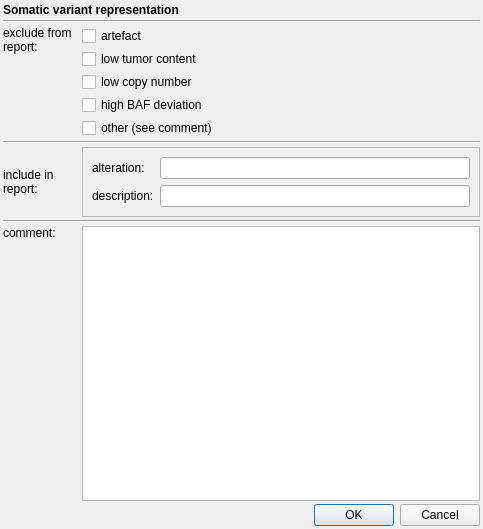
First picture: the form in src/GSvar/SomaticReportVariantDialog.ui, repository imgag/ngs-bits, before the edit.
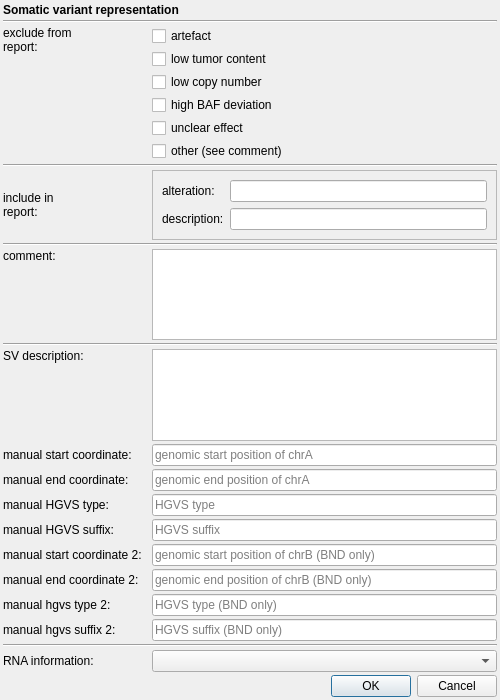
Second picture: the form after the edit.

Commit message:
Somatic sv config (#553)
* add somatic SVs to NGSD and allow their import

* call sv import

* working somatic sv import

* somatic sv report handling

* add SV table to somatic report, bugfixes

* small fixes

* remove debug output

* implement remarks for sv report

* sv report implement feedback

* update somatic report test files

* clean up

* add Oncotree code to info table at the end

Patch:
```diff
--- a/src/GSvar/SomaticReportVariantDialog.ui
+++ b/src/GSvar/SomaticReportVariantDialog.ui
@@ -6,8 +6,8 @@
    <rect>
     <x>0</x>
     <y>0</y>
-    <width>483</width>
-    <height>529</height>
+    <width>500</width>
+    <height>700</height>
    </rect>
   </property>
   <property name="windowTitle">
@@ -32,51 +32,21 @@
    <property name="verticalSpacing">
     <number>3</number>
    </property>
-   <item row="0" column="0" colspan="2">
-    <widget class="QLabel" name="variant">
-     <property name="sizePolicy">
-      <sizepolicy hsizetype="Preferred" vsizetype="Preferred">
-       <horstretch>0</horstretch>
-       <verstretch>0</verstretch>
-      </sizepolicy>
+   <item row="18" column="1">
+    <widget class="QLineEdit" name="manual_sv_hgvs_suffix">
+     <property name="placeholderText">
+      <string>HGVS suffix</string>
      </property>
-     <property name="font">
-      <font>
-       <weight>75</weight>
-       <bold>true</bold>
-      </font>
-     </property>
+    </widget>
+   </item>
+   <item row="16" column="0">
+    <widget class="QLabel" name="manual_sv_end_label">
      <property name="text">
-      <string>Somatic variant representation</string>
+      <string>manual end coordinate:</string>
      </property>
     </widget>
    </item>
-   <item row="1" column="0" colspan="2">
-    <widget class="Line" name="line_3">
-     <property name="sizePolicy">
-      <sizepolicy hsizetype="Minimum" vsizetype="Fixed">
-       <horstretch>0</horstretch>
-       <verstretch>0</verstretch>
-      </sizepolicy>
-     </property>
-     <property name="minimumSize">
-      <size>
-       <width>0</width>
-       <height>0</height>
-      </size>
-     </property>
-     <property name="maximumSize">
-      <size>
-       <width>16777214</width>
-       <height>16777215</height>
-      </size>
-     </property>
-     <property name="orientation">
-      <enum>Qt::Horizontal</enum>
-     </property>
-    </widget>
-   </item>
-   <item row="2" column="0" rowspan="5">
+   <item row="2" column="0" rowspan="6">
     <widget class="QLabel" name="label_7">
      <property name="sizePolicy">
       <sizepolicy hsizetype="Preferred" vsizetype="Preferred">
@@ -101,24 +71,73 @@
      </property>
     </widget>
    </item>
-   <item row="2" column="1">
-    <widget class="QCheckBox" name="exclude_artefact">
+   <item row="17" column="0">
+    <widget class="QLabel" name="manual_sv_hgvs_type_label">
      <property name="text">
-      <string>artefact</string>
+      <string>manual HGVS type:</string>
      </property>
     </widget>
    </item>
-   <item row="3" column="1">
-    <widget class="QCheckBox" name="exclude_low_tumor_content">
+   <item row="19" column="0">
+    <widget class="QLabel" name="manual_sv_start_bnd_label">
      <property name="text">
-      <string>low tumor content</string>
+      <string>manual start coordinate 2:</string>
      </property>
     </widget>
    </item>
-   <item row="4" column="1">
-    <widget class="QCheckBox" name="exclude_low_cn">
+   <item row="11" column="1">
+    <widget class="QPlainTextEdit" name="comment"/>
+   </item>
+   <item row="1" column="0" colspan="2">
+    <widget class="Line" name="line_3">
+     <property name="sizePolicy">
+      <sizepolicy hsizetype="Minimum" vsizetype="Fixed">
+       <horstretch>0</horstretch>
+       <verstretch>0</verstretch>
+      </sizepolicy>
+     </property>
+     <property name="minimumSize">
+      <size>
+       <width>0</width>
+       <height>0</height>
+      </size>
+     </property>
+     <property name="maximumSize">
+      <size>
+       <width>16777214</width>
+       <height>16777215</height>
+      </size>
+     </property>
+     <property name="orientation">
+      <enum>Qt::Horizontal</enum>
+     </property>
+    </widget>
+   </item>
+   <item row="19" column="1">
+    <widget class="QLineEdit" name="manual_sv_start_bnd">
+     <property name="placeholderText">
+      <string>genomic start position of chrB (BND only)</string>
+     </property>
+    </widget>
+   </item>
+   <item row="21" column="1">
+    <widget class="QLineEdit" name="manual_sv_hgvs_type_bnd">
+     <property name="placeholderText">
+      <string>HGVS type (BND only)</string>
+     </property>
+    </widget>
+   </item>
+   <item row="7" column="1">
+    <widget class="QCheckBox" name="exclude_other">
      <property name="text">
-      <string>low copy number</string>
+      <string>other (see comment)</string>
+     </property>
+    </widget>
+   </item>
+   <item row="13" column="0" colspan="2">
+    <widget class="Line" name="sv_line_1">
+     <property name="orientation">
+      <enum>Qt::Horizontal</enum>
      </property>
     </widget>
    </item>
@@ -129,40 +148,8 @@
      </property>
     </widget>
    </item>
-   <item row="6" column="1">
-    <widget class="QCheckBox" name="exclude_other">
-     <property name="text">
-      <string>other (see comment)</string>
-     </property>
-    </widget>
-   </item>
-   <item row="7" column="0" colspan="2">
-    <widget class="Line" name="line">
-     <property name="sizePolicy">
-      <sizepolicy hsizetype="Minimum" vsizetype="Fixed">
-       <horstretch>0</horstretch>
-       <verstretch>0</verstretch>
-      </sizepolicy>
-     </property>
-     <property name="minimumSize">
-      <size>
-       <width>0</width>
-       <height>0</height>
-      </size>
-     </property>
-     <property name="maximumSize">
-      <size>
-       <width>16777214</width>
-       <height>16777215</height>
-      </size>
-     </property>
-     <property name="orientation">
-      <enum>Qt::Horizontal</enum>
-     </property>
-    </widget>
-   </item>
-   <item row="8" column="0">
-    <widget class="QLabel" name="label_3">
+   <item row="9" column="0">
+    <widget class="QLabel" name="include_label">
      <property name="sizePolicy">
       <sizepolicy hsizetype="Minimum" vsizetype="Fixed">
        <horstretch>0</horstretch>
@@ -184,7 +171,60 @@
      </property>
     </widget>
    </item>
-   <item row="8" column="1">
+   <item row="20" column="0">
+    <widget class="QLabel" name="manual_sv_end_bnd_label">
+     <property name="text">
+      <string>manual end coordinate 2:</string>
+     </property>
+    </widget>
+   </item>
+   <item row="8" column="0" colspan="2">
+    <widget class="Line" name="line">
+     <property name="sizePolicy">
+      <sizepolicy hsizetype="Minimum" vsizetype="Fixed">
+       <horstretch>0</horstretch>
+       <verstretch>0</verstretch>
+      </sizepolicy>
+     </property>
+     <property name="minimumSize">
+      <size>
+       <width>0</width>
+       <height>0</height>
+      </size>
+     </property>
+     <property name="maximumSize">
+      <size>
+       <width>16777214</width>
+       <height>16777215</height>
+      </size>
+     </property>
+     <property name="orientation">
+      <enum>Qt::Horizontal</enum>
+     </property>
+    </widget>
+   </item>
+   <item row="15" column="1">
+    <widget class="QLineEdit" name="manual_sv_start">
+     <property name="placeholderText">
+      <string>genomic start position of chrA</string>
+     </property>
+    </widget>
+   </item>
+   <item row="20" column="1">
+    <widget class="QLineEdit" name="manual_sv_end_bnd">
+     <property name="placeholderText">
+      <string>genomic end position of chrB (BND only)</string>
+     </property>
+    </widget>
+   </item>
+   <item row="17" column="1">
+    <widget class="QLineEdit" name="manual_sv_hgvs_type">
+     <property name="placeholderText">
+      <string>HGVS type</string>
+     </property>
+    </widget>
+   </item>
+   <item row="9" column="1">
     <widget class="QFrame" name="frame">
      <property name="frameShape">
       <enum>QFrame::StyledPanel</enum>
@@ -216,33 +256,14 @@
      </layout>
     </widget>
    </item>
-   <item row="9" column="0" colspan="2">
-    <widget class="Line" name="line_2">
-     <property name="orientation">
-      <enum>Qt::Horizontal</enum>
-     </property>
-    </widget>
-   </item>
-   <item row="10" column="0">
-    <widget class="QLabel" name="label_2">
-     <property name="sizePolicy">
-      <sizepolicy hsizetype="Minimum" vsizetype="Preferred">
-       <horstretch>0</horstretch>
-       <verstretch>0</verstretch>
-      </sizepolicy>
-     </property>
+   <item row="21" column="0">
+    <widget class="QLabel" name="manual_sv_hgvs_type_bnd_label">
      <property name="text">
-      <string>comment:</string>
-     </property>
-     <property name="alignment">
-      <set>Qt::AlignLeading|Qt::AlignLeft|Qt::AlignTop</set>
+      <string>manual hgvs type 2:</string>
      </property>
     </widget>
    </item>
-   <item row="10" column="1">
-    <widget class="QPlainTextEdit" name="comment"/>
-   </item>
-   <item row="11" column="0" colspan="2">
+   <item row="27" column="0" colspan="2">
     <widget class="QDialogButtonBox" name="buttonBox">
      <property name="enabled">
       <bool>true</bool>
@@ -255,6 +276,141 @@
      </property>
     </widget>
    </item>
+   <item row="22" column="1">
+    <widget class="QLineEdit" name="manual_sv_hgvs_suffix_bnd">
+     <property name="placeholderText">
+      <string>HGVS suffix (BND only)</string>
+     </property>
+    </widget>
+   </item>
+   <item row="22" column="0">
+    <widget class="QLabel" name="manual_sv_hgvs_suffix_bnd_label">
+     <property name="text">
+      <string>manual hgvs suffix 2:</string>
+     </property>
+    </widget>
+   </item>
+   <item row="4" column="1">
+    <widget class="QCheckBox" name="exclude_low_cn">
+     <property name="text">
+      <string>low copy number</string>
+     </property>
+    </widget>
+   </item>
+   <item row="25" column="0" colspan="2">
+    <widget class="Line" name="sv_line_2">
+     <property name="orientation">
+      <enum>Qt::Horizontal</enum>
+     </property>
+    </widget>
+   </item>
+   <item row="2" column="1">
+    <widget class="QCheckBox" name="exclude_artefact">
+     <property name="text">
+      <string>artefact</string>
+     </property>
+    </widget>
+   </item>
+   <item row="3" column="1">
+    <widget class="QCheckBox" name="exclude_low_tumor_content">
+     <property name="text">
+      <string>low tumor content</string>
+     </property>
+    </widget>
+   </item>
+   <item row="10" column="0" colspan="2">
+    <widget class="Line" name="line_2">
+     <property name="orientation">
+      <enum>Qt::Horizontal</enum>
+     </property>
+    </widget>
+   </item>
+   <item row="6" column="1">
+    <widget class="QCheckBox" name="exclude_unclear_effect">
+     <property name="text">
+      <string>unclear effect</string>
+     </property>
+    </widget>
+   </item>
+   <item row="26" column="1">
+    <widget class="QComboBox" name="rna_info"/>
+   </item>
+   <item row="16" column="1">
+    <widget class="QLineEdit" name="manual_sv_end">
+     <property name="placeholderText">
+      <string>genomic end position of chrA</string>
+     </property>
+    </widget>
+   </item>
+   <item row="11" column="0">
+    <widget class="QLabel" name="label_2">
+     <property name="sizePolicy">
+      <sizepolicy hsizetype="Minimum" vsizetype="Preferred">
+       <horstretch>0</horstretch>
+       <verstretch>0</verstretch>
+      </sizepolicy>
+     </property>
+     <property name="text">
+      <string>comment:</string>
+     </property>
+     <property name="alignment">
+      <set>Qt::AlignLeading|Qt::AlignLeft|Qt::AlignTop</set>
+     </property>
+    </widget>
+   </item>
+   <item row="15" column="0">
+    <widget class="QLabel" name="manual_sv_start_label">
+     <property name="text">
+      <string>manual start coordinate:</string>
+     </property>
+    </widget>
+   </item>
+   <item row="26" column="0">
+    <widget class="QLabel" name="rna_info_label">
+     <property name="text">
+      <string>RNA information:</string>
+     </property>
+    </widget>
+   </item>
+   <item row="18" column="0">
+    <widget class="QLabel" name="manual_sv_hgvs_suffix_label">
+     <property name="text">
+      <string>manual HGVS suffix:</string>
+     </property>
+    </widget>
+   </item>
+   <item row="0" column="0" colspan="2">
+    <widget class="QLabel" name="variant">
+     <property name="sizePolicy">
+      <sizepolicy hsizetype="Preferred" vsizetype="Preferred">
+       <horstretch>0</horstretch>
+       <verstretch>0</verstretch>
+      </sizepolicy>
+     </property>
+     <property name="font">
+      <font>
+       <weight>75</weight>
+       <bold>true</bold>
+      </font>
+     </property>
+     <property name="text">
+      <string>Somatic variant representation</string>
+     </property>
+    </widget>
+   </item>
+   <item row="14" column="0">
+    <widget class="QLabel" name="description_sv_label">
+     <property name="text">
+      <string>SV description:</string>
+     </property>
+     <property name="alignment">
+      <set>Qt::AlignLeading|Qt::AlignLeft|Qt::AlignTop</set>
+     </property>
+    </widget>
+   </item>
+   <item row="14" column="1">
+    <widget class="QPlainTextEdit" name="description_sv"/>
+   </item>
   </layout>
  </widget>
  <resources/>
```
Left out of the diff: 8 changed lines with no effect on the pictures. The commit also changes 29 other files.
